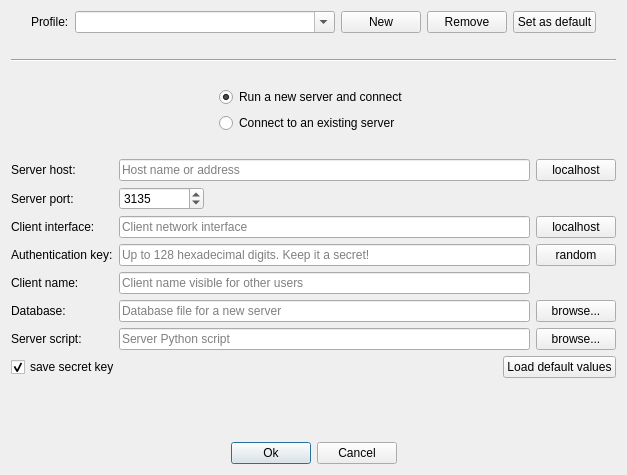
This is src/ui/connectiondialog.ui in codilime/veles as Qt 5 draws it before an edit. The edited form follows.
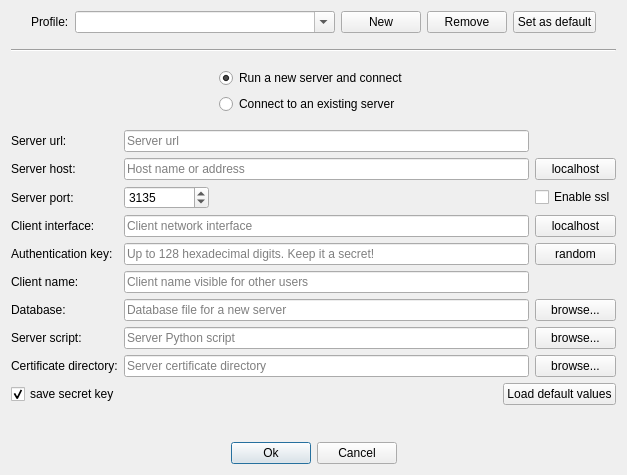
This is the edited form.

Diff of the .ui file:
```diff
--- a/src/ui/connectiondialog.ui
+++ b/src/ui/connectiondialog.ui
@@ -200,90 +200,35 @@
    </item>
    <item>
     <layout class="QGridLayout" name="gridLayout">
-     <item row="2" column="1">
-      <widget class="QLineEdit" name="client_interface_line_edit">
-       <property name="placeholderText">
-        <string>Client network interface</string>
-       </property>
-      </widget>
-     </item>
-     <item row="1" column="0">
-      <widget class="QLabel" name="port_label">
+     <item row="8" column="0">
+      <widget class="QLabel" name="certificate_dir_label">
        <property name="text">
-        <string>Server port:</string>
+        <string>Certificate directory:</string>
        </property>
       </widget>
      </item>
-     <item row="3" column="0">
-      <widget class="QLabel" name="authentication_key_label">
+     <item row="8" column="2">
+      <widget class="QPushButton" name="certificate_dir_button">
        <property name="text">
-        <string>Authentication key:</string>
-       </property>
-      </widget>
-     </item>
-     <item row="4" column="0">
-      <widget class="QLabel" name="client_name_label">
-       <property name="text">
-        <string>Client name:</string>
-       </property>
-      </widget>
-     </item>
-     <item row="4" column="1">
-      <widget class="QLineEdit" name="client_name_line_edit">
-       <property name="placeholderText">
-        <string>Client name visible for other users</string>
-       </property>
-      </widget>
-     </item>
-     <item row="5" column="0">
-      <widget class="QLabel" name="database_label">
-       <property name="text">
-        <string>Database:</string>
+        <string>browse...</string>
        </property>
       </widget>
      </item>
      <item row="0" column="1">
-      <widget class="QLineEdit" name="server_host_line_edit">
+      <widget class="QLineEdit" name="server_url_line_edit">
        <property name="placeholderText">
-        <string>Host name or address</string>
-       </property>
-      </widget>
-     </item>
-     <item row="3" column="1">
-      <widget class="QLineEdit" name="key_line_edit">
-       <property name="inputMask">
-        <string/>
-       </property>
-       <property name="maxLength">
-        <number>128</number>
-       </property>
-       <property name="placeholderText">
-        <string>Up to 128 hexadecimal digits. Keep it a secret!</string>
-       </property>
-      </widget>
-     </item>
-     <item row="5" column="1">
-      <widget class="QLineEdit" name="database_line_edit">
-       <property name="placeholderText">
-        <string>Database file for a new server</string>
-       </property>
-      </widget>
-     </item>
-     <item row="3" column="2">
-      <widget class="QPushButton" name="random_key_button">
-       <property name="text">
-        <string>random</string>
+        <string>Server url</string>
        </property>
       </widget>
      </item>
      <item row="0" column="0">
-      <widget class="QLabel" name="server_host_label">
+      <widget class="QLabel" name="server_url_label">
        <property name="text">
-        <string>Server host:</string>
+        <string>Server url:</string>
        </property>
       </widget>
      </item>
-     <item row="1" column="1">
+     <item row="2" column="1">
       <layout class="QHBoxLayout" name="horizontalLayout_3">
        <item>
         <widget class="QSpinBox" name="port_spin_box">
@@ -319,42 +264,49 @@
        </item>
       </layout>
      </item>
-     <item row="2" column="2">
+     <item row="3" column="2">
       <widget class="QPushButton" name="client_localhost_button">
        <property name="text">
         <string>localhost</string>
        </property>
       </widget>
      </item>
-     <item row="6" column="1">
+     <item row="7" column="1">
       <widget class="QLineEdit" name="server_executable_line_edit">
        <property name="placeholderText">
         <string>Server Python script</string>
        </property>
       </widget>
      </item>
-     <item row="2" column="0">
+     <item row="1" column="0">
+      <widget class="QLabel" name="server_host_label">
+       <property name="text">
+        <string>Server host:</string>
+       </property>
+      </widget>
+     </item>
+     <item row="7" column="2">
+      <widget class="QPushButton" name="select_server_executable_button">
+       <property name="text">
+        <string>browse...</string>
+       </property>
+      </widget>
+     </item>
+     <item row="3" column="0">
       <widget class="QLabel" name="client_interface_label">
        <property name="text">
         <string>Client interface:</string>
        </property>
       </widget>
      </item>
-     <item row="0" column="2">
+     <item row="1" column="2">
       <widget class="QPushButton" name="server_localhost_button">
        <property name="text">
         <string>localhost</string>
        </property>
       </widget>
      </item>
-     <item row="5" column="2">
-      <widget class="QPushButton" name="select_database_button">
-       <property name="text">
-        <string>browse...</string>
-       </property>
-      </widget>
-     </item>
-     <item row="6" column="0">
+     <item row="7" column="0">
       <widget class="QLabel" name="server_executable_label">
        <property name="text">
         <string>Server script:</string>
@@ -362,13 +314,13 @@
       </widget>
      </item>
      <item row="6" column="2">
-      <widget class="QPushButton" name="select_server_executable_button">
+      <widget class="QPushButton" name="select_database_button">
        <property name="text">
         <string>browse...</string>
        </property>
       </widget>
      </item>
-     <item row="8" column="0" colspan="3">
+     <item row="9" column="0" colspan="3">
       <layout class="QHBoxLayout" name="horizontalLayout" stretch="0,5,0">
        <item>
         <widget class="QCheckBox" name="save_key_check_box">
@@ -405,6 +357,99 @@
        </item>
       </layout>
      </item>
+     <item row="3" column="1">
+      <widget class="QLineEdit" name="client_interface_line_edit">
+       <property name="placeholderText">
+        <string>Client network interface</string>
+       </property>
+      </widget>
+     </item>
+     <item row="2" column="0">
+      <widget class="QLabel" name="port_label">
+       <property name="text">
+        <string>Server port:</string>
+       </property>
+      </widget>
+     </item>
+     <item row="5" column="0">
+      <widget class="QLabel" name="client_name_label">
+       <property name="text">
+        <string>Client name:</string>
+       </property>
+      </widget>
+     </item>
+     <item row="4" column="0">
+      <widget class="QLabel" name="authentication_key_label">
+       <property name="text">
+        <string>Authentication key:</string>
+       </property>
+      </widget>
+     </item>
+     <item row="6" column="0">
+      <widget class="QLabel" name="database_label">
+       <property name="text">
+        <string>Database:</string>
+       </property>
+      </widget>
+     </item>
+     <item row="5" column="1">
+      <widget class="QLineEdit" name="client_name_line_edit">
+       <property name="placeholderText">
+        <string>Client name visible for other users</string>
+       </property>
+      </widget>
+     </item>
+     <item row="4" column="2">
+      <widget class="QPushButton" name="random_key_button">
+       <property name="text">
+        <string>random</string>
+       </property>
+      </widget>
+     </item>
+     <item row="6" column="1">
+      <widget class="QLineEdit" name="database_line_edit">
+       <property name="placeholderText">
+        <string>Database file for a new server</string>
+       </property>
+      </widget>
+     </item>
+     <item row="1" column="1">
+      <widget class="QLineEdit" name="server_host_line_edit">
+       <property name="placeholderText">
+        <string>Host name or address</string>
+       </property>
+      </widget>
+     </item>
+     <item row="4" column="1">
+      <widget class="QLineEdit" name="key_line_edit">
+       <property name="inputMask">
+        <string/>
+       </property>
+       <property name="maxLength">
+        <number>128</number>
+       </property>
+       <property name="placeholderText">
+        <string>Up to 128 hexadecimal digits. Keep it a secret!</string>
+       </property>
+      </widget>
+     </item>
+     <item row="8" column="1">
+      <widget class="QLineEdit" name="certificate_dir_line_edit">
+       <property name="text">
+        <string/>
+       </property>
+       <property name="placeholderText">
+        <string>Server certificate directory</string>
+       </property>
+      </widget>
+     </item>
+     <item row="2" column="2">
+      <widget class="QCheckBox" name="ssl_checkbox">
+       <property name="text">
+        <string>Enable ssl</string>
+       </property>
+      </widget>
+     </item>
     </layout>
    </item>
    <item>
```
